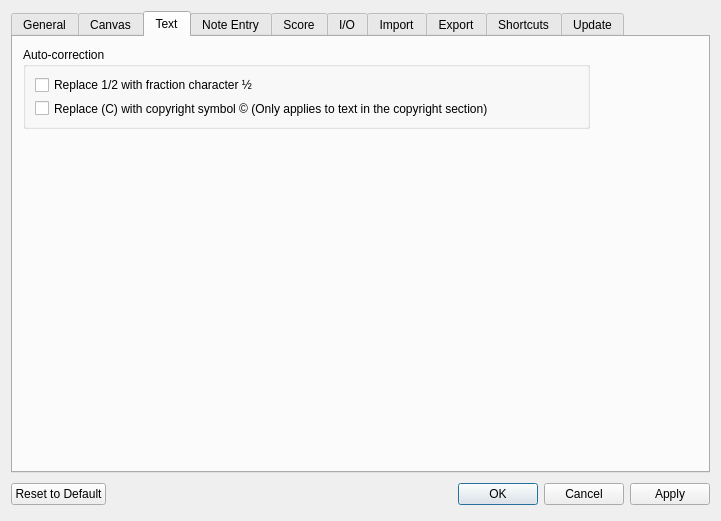
Old version of the form mscore/mscore/prefsdialog.ui in the repository musescore/musescore-old.
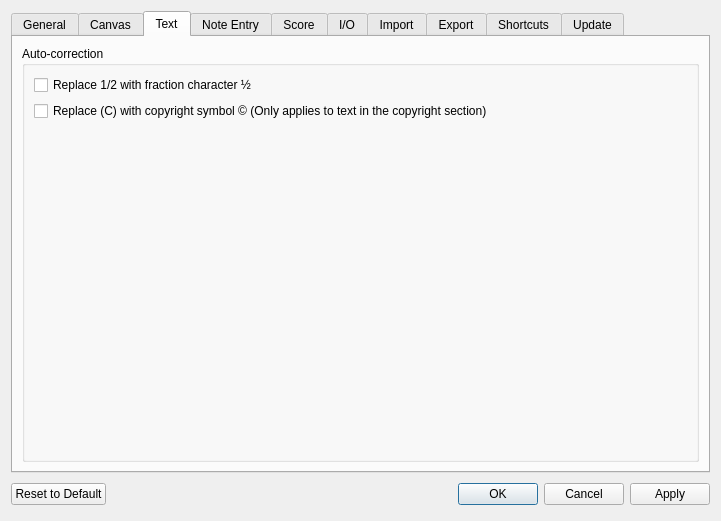
New version of the form. The open tabs and pages were chosen to show the change. Icons and pictures are not drawn. Custom widgets are drawn as their Qt base class.

```diff
--- a/mscore/mscore/prefsdialog.ui
+++ b/mscore/mscore/prefsdialog.ui
@@ -690,20 +690,14 @@
       <attribute name="title">
        <string>Text</string>
       </attribute>
+      <layout class="QVBoxLayout" name="verticalLayout_5">
+       <item>
       <widget class="QGroupBox" name="groupBox_15">
-       <property name="geometry">
-        <rect>
-         <x>10</x>
-         <y>10</y>
-         <width>567</width>
-         <height>82</height>
-        </rect>
-       </property>
        <property name="title">
         <string>Auto-correction</string>
        </property>
        <property name="flat">
-        <bool>true</bool>
+          <bool>false</bool>
        </property>
        <layout class="QVBoxLayout" name="verticalLayout_6">
         <item>
@@ -720,8 +714,23 @@
           </property>
          </widget>
         </item>
-       </layout>
-      </widget>
+          <item>
+           <spacer name="verticalSpacer_6">
+            <property name="orientation">
+             <enum>Qt::Vertical</enum>
+            </property>
+            <property name="sizeHint" stdset="0">
+             <size>
+              <width>20</width>
+              <height>40</height>
+             </size>
+            </property>
+           </spacer>
+          </item>
+         </layout>
+        </widget>
+       </item>
+      </layout>
      </widget>
      <widget class="QWidget" name="tab4">
       <property name="accessibleName">
```
Left out of the diff: 27 changed lines with no effect on the pictures. Lines whose indentation alone changed are shown as unchanged.
